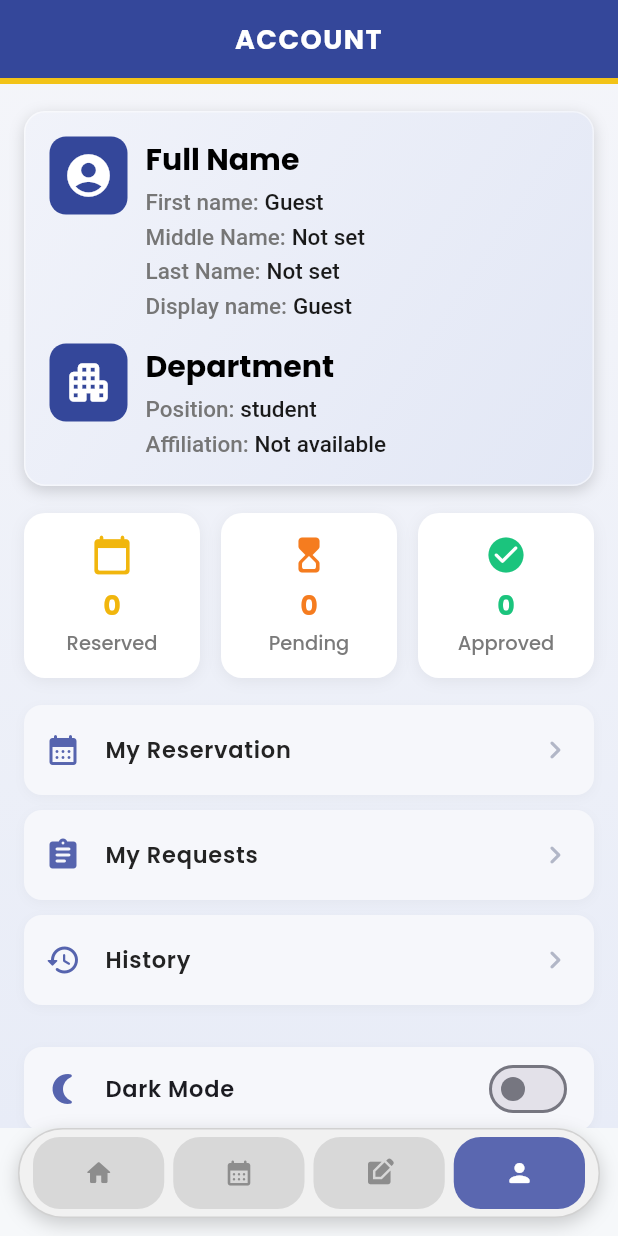
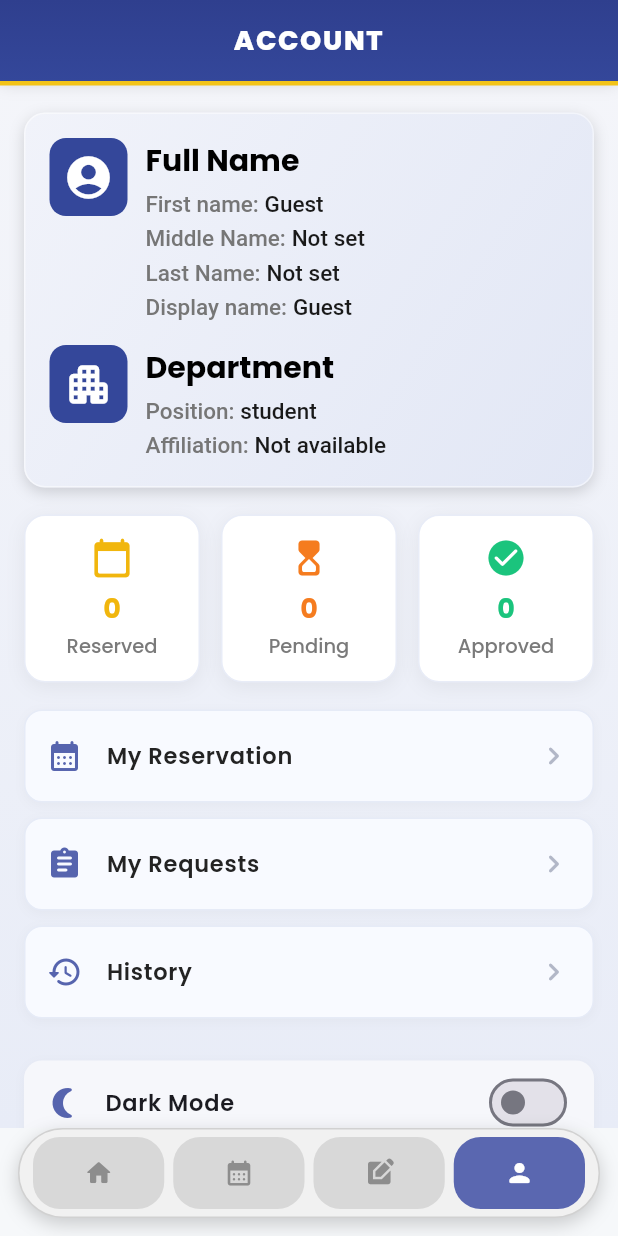
Before and after one commit to senesha16/nutilize_mobile, a Flutter app: the MainShell screen opened by its route, item 4 of the bottom bar chosen, on a phone screen of 412 x 824 dp. Run offline on Flutter 3.47's test engine with Material 3 defaults, Android fonts, the phone set to English and light mode, and no system bars; our stand-ins replace flutter_secure_storage, google_fonts, image_picker, supabase_flutter; missing offline and left inert: bcrypt; accounts and stored records are empty.

Commit message:
Not SUre

```diff
--- a/lib/features/account/presentation/screens/account_screen.dart
+++ b/lib/features/account/presentation/screens/account_screen.dart
@@ -304,11 +304,12 @@ class _StatusCardV2 extends StatelessWidget {
       decoration: BoxDecoration(
         color: Colors.white,
         borderRadius: BorderRadius.circular(14),
+        border: Border.all(color: const Color(0xFFE8ECF7)),
         boxShadow: [
           BoxShadow(
             color: Colors.black.withOpacity(0.06),
-            blurRadius: 8,
-            offset: const Offset(0, 2),
+            blurRadius: 10,
+            offset: const Offset(0, 3),
           ),
         ],
       ),
@@ -355,8 +356,9 @@ class _NavTile extends StatelessWidget {
     return Container(
       margin: const EdgeInsets.only(bottom: 10),
       decoration: BoxDecoration(
-        color: const Color(0xFFF6F7FB),
+        color: const Color(0xFFF8FAFF),
         borderRadius: BorderRadius.circular(12),
+        border: Border.all(color: const Color(0xFFE6EBF7)),
         boxShadow: [
           BoxShadow(
             color: Colors.black.withOpacity(0.03),
--- a/lib/shared/components/simple_header.dart
+++ b/lib/shared/components/simple_header.dart
@@ -13,22 +13,35 @@ class SimpleHeader extends StatelessWidget {
     return Column(
       children: [
         Container(
-          height: isCompactWidth ? 52 : 56,
-          color: AuthPalette.royalBlue,
+          height: isCompactWidth ? 54 : 58,
+          decoration: const BoxDecoration(
+            gradient: LinearGradient(
+              begin: Alignment.topCenter,
+              end: Alignment.bottomCenter,
+              colors: [AuthPalette.royalBlueDark, AuthPalette.royalBlue],
+            ),
+            boxShadow: [
+              BoxShadow(
+                color: Color(0x22000000),
+                blurRadius: 8,
+                offset: Offset(0, 2),
+              ),
+            ],
+          ),
           alignment: Alignment.center,
           padding: EdgeInsets.symmetric(horizontal: isCompactWidth ? 16 : 20),
           child: Text(
             title,
             style: GoogleFonts.poppins(
               color: Colors.white,
-              fontWeight: FontWeight.w700,
-              fontSize: isCompactWidth ? 18 : 22,
-              letterSpacing: isCompactWidth ? 1.0 : 1.2,
+              fontWeight: FontWeight.w800,
+              fontSize: isCompactWidth ? 18 : 21,
+              letterSpacing: isCompactWidth ? 1.1 : 1.25,
             ),
             textAlign: TextAlign.center,
           ),
         ),
-        Container(height: 4, color: AuthPalette.yellow),
+        Container(height: 3, color: AuthPalette.yellow),
       ],
     );
   }
```
Also changed, not shown: lib/features/home/presentation/screens/home_screen.dart (+15 -7 lines), lib/shared/components/nutilize_header.dart (+17 -6 lines).
